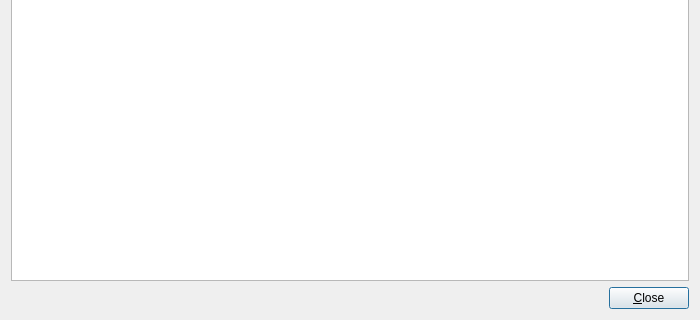
javierllorente/qactus, file src/gui/browser/buildlogviewer.ui: the form before one commit; both pictures show x 0 to 700 and y 180 to 500 of the 700 by 500 pixel window.
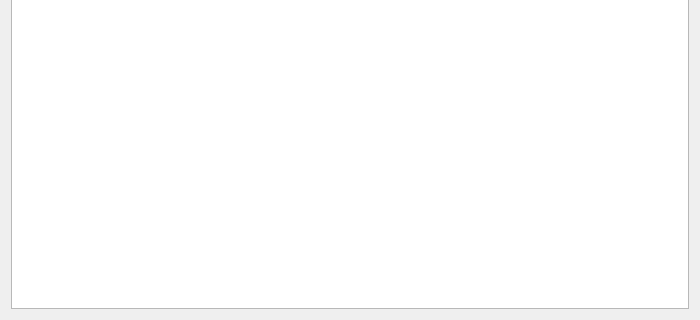
The form after the commit. Icons and pictures are not drawn.

Commit message: Make build log viewer look beautiful: place search field at bottom, remove close button

Diff of the .ui file:
```diff
--- a/src/gui/browser/buildlogviewer.ui
+++ b/src/gui/browser/buildlogviewer.ui
@@ -21,33 +21,6 @@
      </property>
     </widget>
    </item>
-   <item>
-    <layout class="QHBoxLayout" name="horizontalLayout">
-     <item>
-      <spacer name="horizontalSpacer">
-       <property name="orientation">
-        <enum>Qt::Horizontal</enum>
-       </property>
-       <property name="sizeHint" stdset="0">
-        <size>
-         <width>40</width>
-         <height>20</height>
-        </size>
-       </property>
-      </spacer>
-     </item>
-     <item>
-      <widget class="QPushButton" name="pushButton">
-       <property name="text">
-        <string>&amp;Close</string>
-       </property>
-       <property name="icon">
-        <iconset theme="dialog-close"/>
-       </property>
-      </widget>
-     </item>
-    </layout>
-   </item>
   </layout>
  </widget>
  <resources/>
```
Left out of the diff: 19 changed lines with no effect on the pictures. The commit also changes 1 other file.
